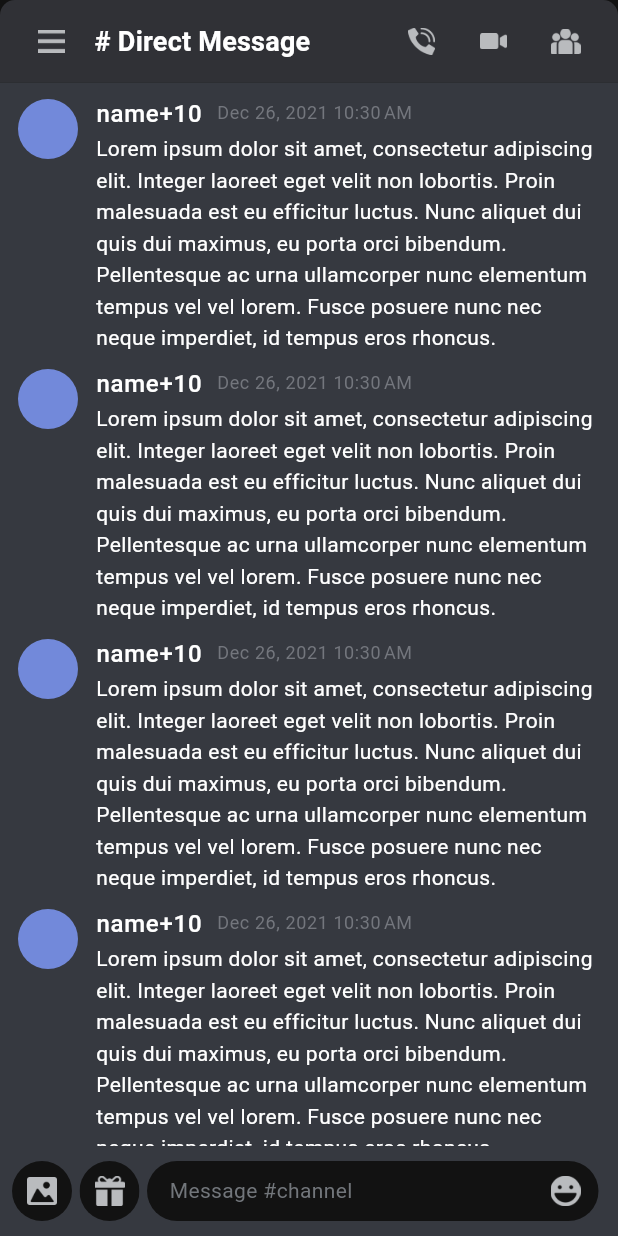
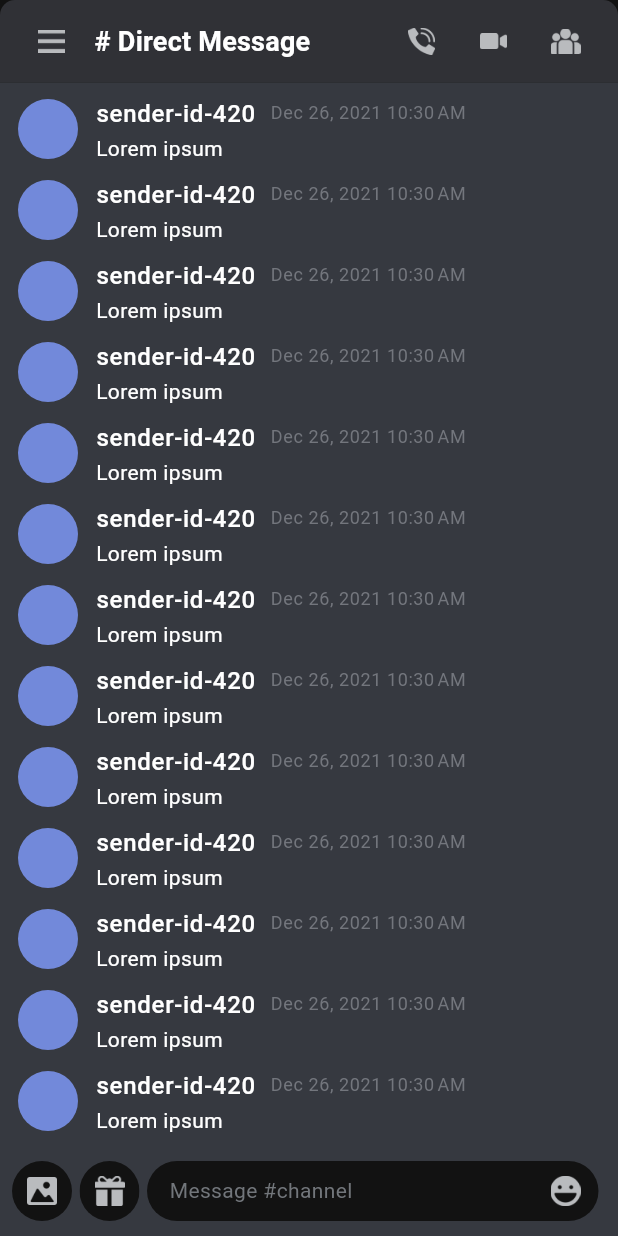
Before and after one commit to artahc/discord_replicate, a Flutter app: the RoomView screen opened by its route, on a phone screen of 412 x 824 dp. Run offline on Flutter 3.47's test engine with Material 2 defaults, Android fonts, the light colour scheme and no system bars; our stand-ins replace equatable, firebase_auth, firebase_core, flutter_bloc, freezed_annotation, graphql_flutter and 3 more; accounts and stored records are empty; network calls fail; project files that could hold a hidden picture were left out.

Commit message:
- refactor User event name - extend Equatable in all model classes - extract user gql queries to constant (will do this for all queries later) - added default header constructor on graphql client helper - remove local user and remote user, instead added user and profile class - TODO: check UI in friends and message panel, update according to supplied data.

```diff
--- a/lib/bloc/user/user_bloc.dart
+++ b/lib/bloc/user/user_bloc.dart
@@ -19,8 +19,8 @@ class UserBloc extends Bloc<UserEvent, UserState> {
     if (credential == null)
       emit(UserState.loadLocalUserFailed(Exception("Local user not found. Please login first.")));
     else {
-      var user = await userRepo.loadById(credential.uid);
-      emit(UserState.loadLocalUserSuccess(user as LocalUser));
+      var user = await userRepo.loadUser(credential.uid);
+      emit(UserState.loadLocalUserSuccess(user as User));
     }
   }
 
--- a/lib/bloc/user/user_state.dart
+++ b/lib/bloc/user/user_state.dart
@@ -7,7 +7,7 @@ part 'user_state.freezed.dart';
 class UserState with _$UserState {
   const factory UserState.initial() = UserStateInitial;
 
-  const factory UserState.loadLocalUserSuccess(LocalUser user) = UserStateLoadLocalUserSuccess;
+  const factory UserState.loadLocalUserSuccess(User user) = UserStateLoadLocalUserSuccess;
   const factory UserState.loadLocalUserInProgress() = UserStateLoadLocalUserInProgress;
   const factory UserState.loadLocalUserFailed(Exception exception) = UserStateLoadLocalUserFailed;
 }
--- a/lib/main.dart
+++ b/lib/main.dart
@@ -37,12 +37,13 @@ class _MainState extends State<Main> {
   // Constant
   final String url = "http://localhost:4000";
 
+  late AuthService authService = FirebaseAuthService();
+
   // Helper Class
   late GraphQLClientHelper client = GraphQLClientHelper(url: url, tokenProvider: authService.getCurrentUserCredential);
   late HiveDatabaseHelper db = HiveDatabaseHelper();
 
   // Repository
-  late AuthService authService = FirebaseAuthService();
   late UserRepository userRepository = UserRepository(apiClient: client, database: db);
   late ServerRepository serverRepository = ServerRepository(apiClient: client);
   late RoomRepository roomRepository = RoomRepository(apiClient: client, database: db);
--- a/lib/model/channel.dart
+++ b/lib/model/channel.dart
@@ -2,6 +2,7 @@ import 'dart:developer';
 import 'dart:math';
 
 import 'package:discord_replicate/util/hive_database_helper.dart';
+import 'package:equatable/equatable.dart';
 import 'package:hive/hive.dart';
 
 part 'channel.g.dart';
@@ -16,7 +17,7 @@ enum ChannelAccess {
 }
 
 @HiveType(typeId: HiveConstants.CHANNEL_TYPE)
-class Channel extends HiveObject {
+class Channel extends HiveObject with EquatableMixin {
   @HiveField(0)
   final String id;
 
@@ -29,10 +30,10 @@ class Channel extends HiveObject {
   @HiveField(3)
   final ChannelAccess access;
 
-  @HiveField(4)
-  final String category;
+  // @HiveField(4)
+  // final String category;
 
-  Channel({required this.id, required this.name, required this.roomId, required this.access, required this.category});
+  Channel({required this.id, required this.name, required this.roomId, required this.access});
 
   factory Channel.dummy() {
     var random = Random().nextInt(1000);
@@ -41,18 +42,22 @@ class Channel extends HiveObject {
       name: "Channel $random",
       roomId: "roomId-$random",
       access: ChannelAccess.PRIVATE,
-      category: "Text Channels",
+      // category: "Text Channels",
     );
   }
 
   factory Channel.fromJson(Map<String, dynamic> map) {
-    return Channel(
-      id: map['id'],
-      name: map['name'],
-      roomId: map['roomId'],
-      access: ChannelAccess.values.where((e) => e.name == map['access']).first,
-      category: "Text Channels",
-    );
+    try {
+      return Channel(
+        id: map['id'],
+        name: map['name'],
+        roomId: map['room']['id'],
+        access: ChannelAccess.values.where((e) => e.name == map['access']).first,
+        // category: "Text Channels",
+      );
+    } catch (e) {
+      throw FormatException("Error when parsing Channel from JSON", e);
+    }
   }
 
   Map<String, dynamic> toJson() {
@@ -61,7 +66,7 @@ class Channel extends HiveObject {
       "name": name,
       "roomId": roomId,
       "access": access.name,
-      "category": category,
+      // "category": category,
     };
   }
 
@@ -69,4 +74,7 @@ class Channel extends HiveObject {
   String toString() {
     return this.toJson().toString();
   }
+
+  @override
+  List<Object?> get props => [id, name, roomId, access];
 }
--- a/lib/model/message.dart
+++ b/lib/model/message.dart
@@ -1,33 +1,67 @@
 import 'dart:math';
 
 import 'package:discord_replicate/model/user.dart';
+import 'package:equatable/equatable.dart';
+
+enum MessageType { TEXT, IMAGE, GIF }
 
 abstract class Message {
   final String id;
-  final User sender;
-  final DateTime sentDate;
+  final String senderId;
+  final DateTime date;
 
-  Message(this.id, this.sender, this.sentDate);
+  Message({required this.id, required this.senderId, required this.date});
+
+  factory Message.dummy() {
+    var random = Random().nextInt(1000);
+    return TextMessage(
+      id: "message-id-$random",
+      senderId: "sender-id-$random",
+      message: "Lorem ipsum",
+      date: DateTime.now(),
+    );
+  }
+
+  factory Message.fromJson(Map<String, dynamic> map) {
+    var id = map['id'] as String;
+    var senderId = map['senderId'] as String;
+    var date = DateTime.fromMillisecondsSinceEpoch((map['timestamp'] as int) * 1000);
+    var message = map['message'] as String;
+
+    // todo: Return correct Message implementation based on type.
+    return TextMessage(
+      id: id,
+      senderId: senderId,
+      date: date,
+      message: message,
+    );
+  }
 }
 
-class TextMessage extends Message {
-  final String textMessage;
+class TextMessage extends Message with EquatableMixin {
+  final String message;
 
   TextMessage({
     required String id,
-    required User sender,
-    required DateTime sentDate,
-    required this.textMessage,
-  }) : super(id, sender, sentDate);
+    required String senderId,
+    required DateTime date,
+    required this.message,
+  }) : super(id: id, date: date, senderId: senderId);
 
-  factory TextMessage.dummy() {
-    var random = Random().nextInt(1000);
-    return TextMessage(
-      id: "message-id-$random",
-      sender: RemoteUser.dummy(),
-      sentDate: DateTime.now(),
-      textMessage:
-          "Lorem ipsum dolor sit amet, consectetur adipiscing elit. Integer laoreet eget velit non lobortis. Proin malesuada est eu efficitur luctus. Nunc aliquet dui quis dui maximus, eu porta orci bibendum. Pellentesque ac urna ullamcorper nunc elementum tempus vel vel lorem. Fusce posuere nunc nec neque imperdiet, id tempus eros rhoncus.",
-    );
+  Map<String, dynamic> toJson() {
+    return {
+      "id": id,
+      "senderId": senderId,
+      "date": date.millisecondsSinceEpoch / 1000,
+      "message": message,
+    };
   }
+
+  @override
+  String toString() {
+    return this.toJson().toString();
+  }
+
+  @override
+  List<Object?> get props => [id, senderId, date, message];
 }
--- a/lib/model/room.dart
+++ b/lib/model/room.dart
@@ -1,12 +1,51 @@
 import 'dart:math';
 
 import 'package:discord_replicate/model/message.dart';
+import 'package:discord_replicate/model/user.dart';
+import 'package:equatable/equatable.dart';
+import 'package:hive/hive.dart';
 
-class Room {
+class Room extends HiveObject with EquatableMixin {
   final String id;
+  final String name;
+  final List<User> members;
   final List<Message> messages;
 
-  Room({required this.id, required this.messages});
+  Room({
+    required this.id,
+    required this.name,
+    this.members = const <User>[],
+    this.messages = const <Message>[],
+  });
 
-  factory Room.dummy() => Room(id: "room-id-${Random().nextInt(1000)}", messages: List.generate(25, (index) => TextMessage.dummy()));
+  factory Room.dummy() {
+    var random = Random().nextInt(1000);
+    return Room(
+      id: "room-id-$random",
+      name: "room-name",
+      members: List.generate(15, (index) => User.dummy()),
+      messages: List.generate(25, (index) => Message.dummy()),
+    );
+  }
+
+  factory Room.fromJson(Map<String, dynamic> map) {
+    try {
+      var id = map['id'] as String;
+      var name = map['name'] as String;
+      var members = map['members'] as List<Object?>;
+      var messages = map['messages'] as List<Object?>;
+
+      return Room(
+        id: id,
+        name: name,
+        members: members.map((e) => User.fromJson(e as Map<String, dynamic>)).toList(),
+        messages: messages.map((e) => Message.fromJson(e as Map<String, dynamic>)).toList(),
+      );
+    } catch (e) {
+      throw FormatException("Error when parsing Room from JSON.", e);
+    }
+  }
+
+  @override
+  List<Object?> get props => [id, name];
 }
--- a/lib/model/server.dart
+++ b/lib/model/server.dart
@@ -1,11 +1,12 @@
 import 'package:discord_replicate/model/channel.dart';
 import 'package:discord_replicate/util/hive_database_helper.dart';
+import 'package:equatable/equatable.dart';
 import 'package:hive/hive.dart';
 
 part 'server.g.dart';
 
 @HiveType(typeId: HiveConstants.SERVER_TYPE)
-class Server extends HiveObject {
+class Server extends HiveObject with EquatableMixin {
   @HiveField(0)
   final String id;
 
@@ -13,15 +14,20 @@ class Server extends HiveObject {
   final String name;
 
   @HiveField(2)
+  final String? imageUrl;
+
+  @HiveField(3)
   final List<Channel> channels;
 
-  Server({required this.id, required this.name, this.channels = const []});
+  Server({required this.id, required this.name, required this.imageUrl, this.channels = const []});
 
-  factory Server.dummy(int id) => Server(id: "serverId_$id", name: "name", channels: [Channel.dummy()]);
+  factory Server.dummy(int id) => Server(id: "serverId_$id", name: "name", imageUrl: "image-url", channels: [Channel.dummy()]);
 
   factory Server.fromJson(Map<String, dynamic> map) {
+    try {
       var id = map["id"] as String;
       var name = map["name"] as String;
+      var imageUrl = map["imageUrl"] as String?;
       var channels = (map["channels"] as List<Object?>).map((e) {
         var channel = e as Map<String, dynamic>;
         return Channel.fromJson(channel);
@@ -30,14 +36,19 @@ class Server extends HiveObject {
       return Server(
         id: id,
         name: name,
+        imageUrl: imageUrl,
         channels: channels,
       );
+    } catch (e) {
+      throw Exception("Error parsing Server from JSON.");
+    }
   }
 
   Map<String, dynamic> toJson() {
     return {
       "id": id,
       "name": name,
+      "imageUrl": imageUrl,
       "channels": channels.toList(),
     };
   }
@@ -46,4 +57,7 @@ class Server extends HiveObject {
   String toString() {
     return this.toJson().toString();
   }
+
+  @override
+  List<Object?> get props => [id, name, imageUrl];
 }
--- a/lib/model/user.dart
+++ b/lib/model/user.dart
@@ -2,73 +2,57 @@ import 'dart:math';
 
 import 'package:discord_replicate/model/server.dart';
 import 'package:discord_replicate/util/hive_database_helper.dart';
+import 'package:equatable/equatable.dart';
 import 'package:hive/hive.dart';
 
 part 'user.g.dart';
 
-abstract class User extends HiveObject {
+@HiveType(typeId: HiveConstants.USER_TYPE)
+class User extends HiveObject with EquatableMixin {
   @HiveField(0)
   final String uid;
 
   @HiveField(1)
-  final String username;
+  final String name;
 
   @HiveField(2)
   final String? about;
 
-  // @HiveField(2)
-  // final List<Server> servers;
+  @HiveField(3)
+  final String? avatarUrl;
 
-  User({required this.uid, required this.username, required this.about});
-
-  // factory User.fromJson(Map<String, dynamic> json) => User(uid: json['uid'], username: json['username']);
-  // factory User.dummy() {
-  //   var random = Random().nextInt(15);
-  //   return User(
-  //     uid: "id+$random",
-  //     username: "name+$random",
-  //     // username: "username+$random",
-  //     // servers: List.generate(5, (index) => Server.dummy(index)),
-  //   );
-  // }
-
-  Map<String, dynamic> toJson() {
-    return {"uid": uid, "username": username};
-  }
-
-  @override
-  String toString() {
-    return this.toJson().toString();
-  }
-}
-
-@HiveType(typeId: HiveConstants.LOCAL_USER_TYPE)
-class LocalUser extends User {
-  @HiveField(5)
+  @HiveField(4)
   final List<Server> servers;
 
-  LocalUser({
-    required String uid,
-    required String username,
-    required String? about,
-    required this.servers,
-  }) : super(uid: uid, username: username, about: about);
+  User({
+    required this.uid,
+    required this.name,
+    required this.avatarUrl,
+    required this.about,
+    this.servers = const <Server>[],
+  });
 
-  factory LocalUser.dummy() {
+  factory User.dummy() {
     var random = Random().nextInt(15);
-    return LocalUser(
+    return User(
       uid: "id+$random",
-      username: "name+$random",
+      name: "name+$random",
+      avatarUrl: "avatarUrl+$random",
       about: "about+$random",
       servers: List.generate(10, (index) => Server.dummy(index)),
     );
   }
 
-  factory LocalUser.fromJson(Map<String, dynamic> map) {
-    var servers = (map['servers'] as List<Object?>).map((e) => Server.fromJson(e as Map<String, dynamic>)).toList();
-    return LocalUser(
+  factory User.fromJson(Map<String, dynamic> map) {
+    var servers = <Server>[];
+    if (map.containsKey('servers')) {
+      servers = (map['servers'] as List<Object?>).map((e) => Server.fromJson(e as Map<String, dynamic>)).toList();
+    }
+
+    return User(
       uid: map['uid'] as String,
-      username: map['username'] as String,
+      name: map['name'] as String,
+      avatarUrl: map['avatarUrl'] as String?,
       about: map['about'] as String?,
       servers: servers,
     );
@@ -77,9 +61,10 @@ class LocalUser extends User {
   Map<String, dynamic> toJson() {
     return {
       "uid": uid,
-      "name": username,
+      "name": name,
+      "avatarUrl": avatarUrl,
       "about": about,
-      "servers": servers,
+      if (servers.isNotEmpty) "servers": servers,
     };
   }
 
@@ -87,51 +72,7 @@ class LocalUser extends User {
   String toString() {
     return this.toJson().toString();
   }
-}
-
-@HiveType(typeId: HiveConstants.REMOTE_USER_TYPE)
-class RemoteUser extends User {
-  @HiveField(5)
-  final List<Server> servers;
-
-  RemoteUser({
-    required String uid,
-    required String username,
-    required String? about,
-    required this.servers,
-  }) : super(uid: uid, username: username, about: about);
-
-  factory RemoteUser.dummy() {
-    var random = Random().nextInt(15);
-    return RemoteUser(
-      uid: "id+$random",
-      username: "name+$random",
-      about: "about+$random",
-      servers: List.generate(5, (index) => Server.dummy(index)),
-    );
-  }
-
-  factory RemoteUser.fromJson(Map<String, dynamic> map) {
-    var servers = (map['servers'] as List<Object?>).map((e) => Server.fromJson(e as Map<String, dynamic>)).toList();
-    return RemoteUser(
-      uid: map['uid'] as String,
-      username: map['username'] as String,
-      about: map['about'] as String?,
-      servers: servers,
-    );
-  }
-
-  Map<String, dynamic> toJson() {
-    return {
-      "uid": uid,
-      "name": username,
-      "about": about,
-      "servers": servers,
-    };
-  }
 
   @override
-  String toString() {
-    return this.toJson().toString();
-  }
+  List<Object?> get props => [uid];
 }
--- a/lib/repository/user_repository.dart
+++ b/lib/repository/user_repository.dart
@@ -4,6 +4,34 @@ import 'package:discord_replicate/model/user.dart';
 import 'package:discord_replicate/util/graphql_client_helper.dart';
 import 'package:discord_replicate/util/hive_database_helper.dart';
 import 'package:rxdart/rxdart.dart' as rx;
+
+class UserQueries {
+  UserQueries._();
+
+  static final loadUserById = r"""
+    query User($uid: String!) {
+      user(uid: $uid) {
+        uid
+        avatarUrl
+        name
+        about
+        servers {
+          id
+          name
+          imageUrl
+          channels {
+            id
+            name
+            access
+            room {
+              id
+            }
+          }
+        }
+      }
+    }
+  """;
+}
 
 class UserRepository {
   static const String BOX_NAME = "user";
@@ -17,26 +45,11 @@ class UserRepository {
   })  : _api = apiClient,
         _db = database;
 
-  Future<User> loadById(String uid) async {
-    var box = await _db.getBox<LocalUser>(BOX_NAME);
-    String query = r"""
-        query User($uid: String!) {
-          user(uid: $uid) {
-            uid
-            username
-            servers {
-              id
-              name
-              channels {
-                roomId
-                access
-                name
-                id
-              }
-            }
-          }
-        }
-      """;
+  /// Load user by UID.
+  ///
+  /// Returns user's profile along with servers and channels basic info.
+  Future<User> loadUser(String uid) async {
+    var box = await _db.getBox<User>(BOX_NAME);
 
     var varibales = {
       'uid': uid,
@@ -48,14 +61,24 @@ class UserRepository {
       },
     );
 
-    var remote = Stream.fromFuture(_api.query(query, variables: varibales).then((json) => LocalUser.fromJson(json['user']))).doOnData(
+    var remote = Stream.fromFuture(
+      _api.query(UserQueries.loadUserById, variables: varibales).then((json) => User.fromJson(json['user'])),
+    ).doOnError(
+      (e, s) {
+        log("Error when fetching user from remote : $e");
+      },
+    ).doOnData(
       (user) async {
         log("User retrieved from remote database.", name: this.runtimeType.toString());
         await box.put(user.uid, user);
       },
     );
 
-    var user = await local.concatWith([remote]).first;
+    var source = local.concatWith([remote]).doOnError((error, stacktrace) {
+      throw FormatException("User not found.", error);
+    });
+
+    var user = await source.first;
 
     return user!;
   }
--- a/lib/util/graphql_client_helper.dart
+++ b/lib/util/graphql_client_helper.dart
@@ -12,8 +12,8 @@ class GraphQLClientHelper {
 
   late Future<Credential?> Function() tokenProvider;
 
-  GraphQLClientHelper({required String url, required this.tokenProvider, GraphQLCache? cache}) {
-    _httpLink = HttpLink(url);
+  GraphQLClientHelper({required String url, required this.tokenProvider, GraphQLCache? cache, Map<String, String>? defaultHeader}) {
+    _httpLink = HttpLink(url, defaultHeaders: defaultHeader ?? {});
     _authLink = AuthLink(getToken: () async {
       var credential = await tokenProvider.call();
       var token = credential == null ? "" : credential.token;
--- a/lib/view/home/friends_panel.dart
+++ b/lib/view/home/friends_panel.dart
@@ -7,7 +7,7 @@ class FriendsPanel extends StatelessWidget {
   const FriendsPanel({Key? key}) : super(key: key);
 
   List<User> _fetchUsers() {
-    return List.generate(25, (index) => RemoteUser.dummy());
+    return List.generate(25, (index) => User.dummy());
   }
 
   @override
--- a/lib/view/home/message_panel.dart
+++ b/lib/view/home/message_panel.dart
@@ -136,7 +136,7 @@ class _RoomBody extends StatelessWidget {
         child: ListView.builder(
           itemCount: 15,
           itemBuilder: (context, index) {
-            return MessageTile(TextMessage.dummy());
+            return MessageTile(Message.dummy());
           },
           padding: EdgeInsets.symmetric(horizontal: 12, vertical: 5),
           scrollDirection: Axis.vertical,
--- a/lib/view/home/message_tile.dart
+++ b/lib/view/home/message_tile.dart
@@ -31,8 +31,8 @@ class MessageTile extends StatelessWidget {
                     spacing: 10,
                     crossAxisAlignment: WrapCrossAlignment.center,
                     children: [
-                      Text(message.sender.username, style: Theme.of(context).textTheme.bodyText1),
-                      Text(DateFormat.yMMMd().add_jm().format(message.sentDate),
+                      Text(message.senderId, style: Theme.of(context).textTheme.bodyText1),
+                      Text(DateFormat.yMMMd().add_jm().format(message.date),
                           style: Theme.of(context).textTheme.caption!.copyWith(
                                 color: Theme.of(context).colorScheme.onSecondary,
                               )),
@@ -43,7 +43,7 @@ class MessageTile extends StatelessWidget {
                     child: Builder(builder: (_) {
                       if (message is TextMessage) {
                         var content = message as TextMessage;
-                        return Text(content.textMessage, style: Theme.of(_).textTheme.bodyText2);
+                        return Text(content.message, style: Theme.of(_).textTheme.bodyText2);
                       } else {
                         return Container();
                       }
```
Also changed, not shown: lib/util/hive_database_helper.dart (+3 -4 lines), lib/bloc/user/user_state.freezed.dart, lib/model/channel.g.dart, lib/model/server.g.dart, lib/model/user.g.dart. Lines whose indentation alone changed are shown as unchanged.
